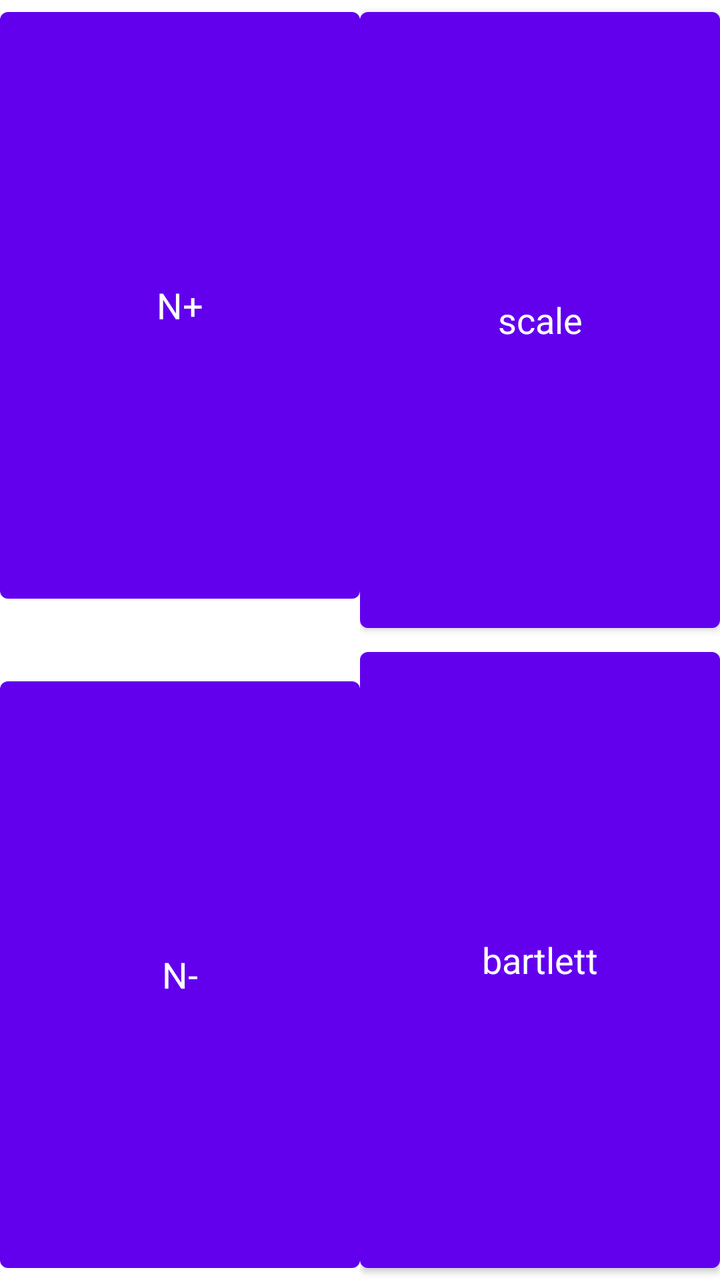
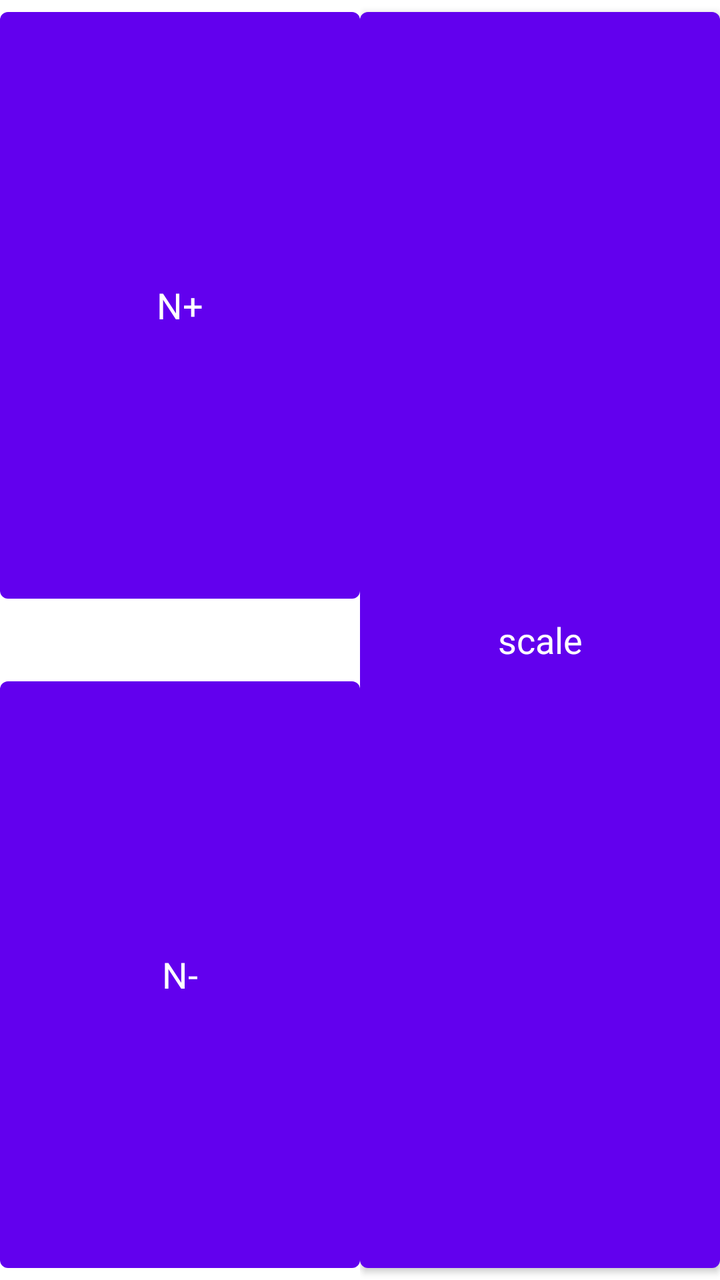

Two renders of the same Android screen: before a commit and after it. Below are the layout's source before the change and the commit's diff.
<!-- AndroidManifest.xml: fallback theme Theme.MaterialComponents.DayNight.NoActionBar -->
<!-- res/layout/fft_buttons.xml -->
<?xml version="1.0" encoding="utf-8"?>
<LinearLayout xmlns:android="http://schemas.android.com/apk/res/android"
    android:orientation="horizontal"
    android:layout_width="fill_parent"
    android:layout_height="fill_parent">
    <LinearLayout
	android:layout_width="1dp"
	android:layout_height="fill_parent"
	android:layout_weight="1"
	android:orientation="vertical">
	<Button
	    android:layout_width="fill_parent"
	    android:layout_height="1dp"
	    android:layout_weight="1"
	    android:text="N+"
	    android:textAppearance="?android:attr/textAppearanceMedium"
	    android:onClick="N_incr" />
	<TextView android:id="@+id/N_display"
	    android:layout_width="fill_parent"
	    android:layout_height="wrap_content"
	    android:gravity="center"
	    android:lines="1"
	    android:singleLine="true"
	    android:textAppearance="?android:attr/textAppearanceLarge" 
	    android:textColor="#fc4" />
	<Button
	    android:layout_width="fill_parent"
	    android:layout_height="1dp"
	    android:layout_weight="1"
	    android:text="N-"
	    android:textAppearance="?android:attr/textAppearanceMedium"
	    android:onClick="N_decr" />
    </LinearLayout>
    <LinearLayout
	android:layout_width="1dp"
	android:layout_height="fill_parent"
	android:layout_weight="1"
	android:orientation="vertical">
	<Button android:id="@+id/grid_button"
	    android:layout_width="fill_parent"
	    android:layout_height="1dp"
	    android:layout_weight="1"
	    android:text="scale"
	    android:textAppearance="?android:attr/textAppearanceMedium"
	    android:onClick="grid_toggle" />
	<Button android:id="@+id/window_button"
	    android:layout_width="fill_parent"
	    android:layout_height="1dp"
	    android:layout_weight="1"
	    android:text="bartlett"
	    android:textAppearance="?android:attr/textAppearanceMedium"
	    android:onClick="window_toggle" />
    </LinearLayout>
</LinearLayout>
<!-- resources referenced by this layout -->
<resources>

</resources>

<!-- the commit's change to res/layout/fft_buttons.xml (unified diff, before → after) -->
@@ -43,12 +43,5 @@
 	    android:text="scale"
 	    android:textAppearance="?android:attr/textAppearanceMedium"
 	    android:onClick="grid_toggle" />
-	<Button android:id="@+id/window_button"
-	    android:layout_width="fill_parent"
-	    android:layout_height="1dp"
-	    android:layout_weight="1"
-	    android:text="bartlett"
-	    android:textAppearance="?android:attr/textAppearanceMedium"
-	    android:onClick="window_toggle" />
     </LinearLayout>
 </LinearLayout>
